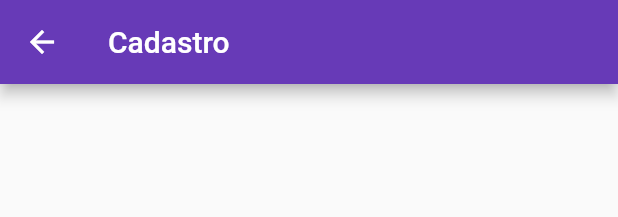
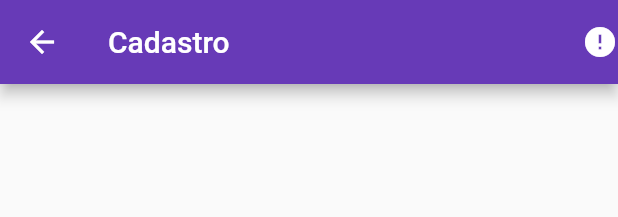
Before and after one commit to treinaweb/treinaweb-flutter-consumindo-api-com-dio, a Flutter app: the CardName widget shown alone on an empty page, opened directly with empty values, after a tap on the "edit" icon, on a phone screen of 412 x 824 dp. Shown: the top 217 px of the screen. Run offline on Flutter 3.47's test engine with Material 2 defaults, Android fonts, the phone set to English and light mode, and no system bars; our stand-ins replace dio; network calls fail.

Commit message:
buscando usuario por id

```diff
--- a/lib/cadastro/cadastro.dart
+++ b/lib/cadastro/cadastro.dart
@@ -4,8 +4,8 @@ import 'package:cadastro/userMode.dart';
 import 'package:flutter/material.dart';
 
 class CadastroView extends StatelessWidget {
-  CadastroView({Key? key, required this.user}) : super(key: key);
-  final User? user;
+  CadastroView({Key? key, required this.userId}) : super(key: key);
+  final String? userId;
   final controller = CadastroController();
 
   @override
@@ -13,6 +13,24 @@ class CadastroView extends StatelessWidget {
     return Scaffold(
       appBar: AppBar(
         title: const Text('Cadastro'),
+        actions: [
+          FutureBuilder<User>(
+            future: controller.getUser(userId),
+            builder: (ctx, snapshot) {
+              if (snapshot.hasData) {
+                final user = snapshot.data!;
+                if (user.id != null) {
+                  return const Icon(Icons.edit);
+                }
+                return const Icon(Icons.person);
+              } else if (snapshot.hasError) {
+                return const Icon(Icons.error);
+              } else {
+                return const Text("Carregando...");
+              }
+            },
+          )
+        ],
       ),
       body: Center(
         child: SingleChildScrollView(
@@ -47,7 +65,7 @@ class CadastroView extends StatelessWidget {
                   controller.addUser(context: context);
                 },
                 child: Visibility(
-                  visible: user == null,
+                  visible: userId == null,
                   child: const Text('Cadastrar'),
                   replacement: const Text("Editar"),
                 ),
--- a/lib/cadastro/controller.dart
+++ b/lib/cadastro/controller.dart
@@ -1,4 +1,7 @@
+import 'dart:convert';
+
 import 'package:cadastro/data/api.dart';
+import 'package:cadastro/userMode.dart';
 import 'package:flutter/material.dart';
 
 class CadastroController {
@@ -19,4 +22,34 @@ class CadastroController {
       );
     }
   }
+
+  Future<void> editUser(
+      {required BuildContext context, required String userId}) async {
+    final response = await _apiService.dio.put(
+      "/user",
+      data: {"name": nameController.text, "idade": idadeController.text},
+      queryParameters: {"id": userId},
+    );
+
+    if (response.statusCode == 200) {
+      Navigator.of(context).pushNamedAndRemoveUntil(
+        "/home",
+        (route) => false,
+      );
+    }
+  }
+
+  Future<User> getUser(String? userId) async {
+    if (userId != null) {
+      final response =
+          await _apiService.dio.get("/user", queryParameters: {"id": userId});
+      final data = jsonDecode(response.data);
+      final user = User.fromJson(data);
+      nameController.text = user.nome;
+      idadeController.text = user.idade.toString();
+      return user;
+    } else {
+      return User(nome: '', idade: 0);
+    }
+  }
 }
--- a/lib/components/card.dart
+++ b/lib/components/card.dart
@@ -4,7 +4,9 @@ import 'package:flutter/material.dart';
 class CardName extends StatelessWidget {
   final String name;
   final int idade;
-  const CardName({Key? key, required this.name, required this.idade})
+  final String userId;
+  const CardName(
+      {Key? key, required this.name, required this.idade, required this.userId})
       : super(key: key);
 
   @override
@@ -40,7 +42,7 @@ class CardName extends StatelessWidget {
               onPressed: () {
                 Navigator.of(context).pushNamed(
                   "/cadastro",
-                  arguments: User(nome: name, idade: idade),
+                  arguments: User(nome: name, idade: idade, id: userId),
                 );
               },
               icon: const Icon(Icons.edit),
--- a/lib/home/home.dart
+++ b/lib/home/home.dart
@@ -31,7 +31,9 @@ class HomeView extends StatelessWidget {
                         children: listUser
                                 ?.map(
                                   (user) => CardName(
-                                      name: user.nome, idade: user.idade),
+                                      name: user.nome,
+                                      idade: user.idade,
+                                      userId: user.id!),
                                 )
                                 .toList() ??
                             [],
--- a/lib/main.dart
+++ b/lib/main.dart
@@ -22,7 +22,7 @@ class MyApp extends StatelessWidget {
         if (setting.name == "/cadastro") {
           final user = setting.arguments as User?;
           return MaterialPageRoute(
-            builder: (ctx) => CadastroView(user: user),
+            builder: (ctx) => CadastroView(userId: user?.id),
           );
         }
       },
```
